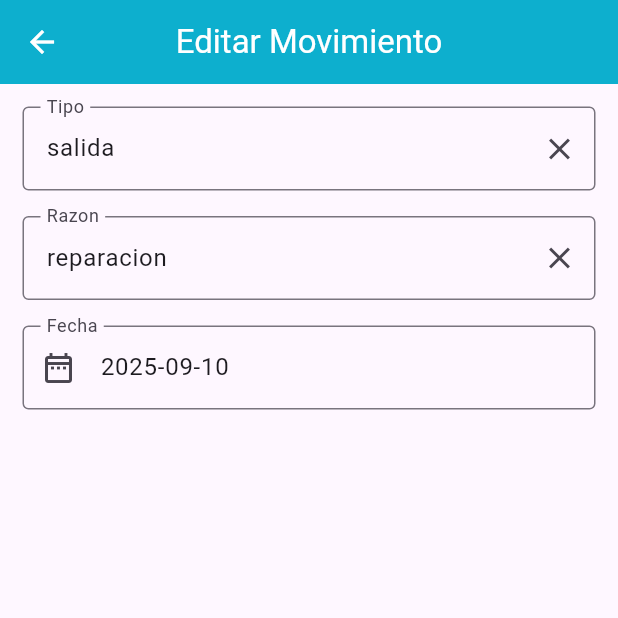
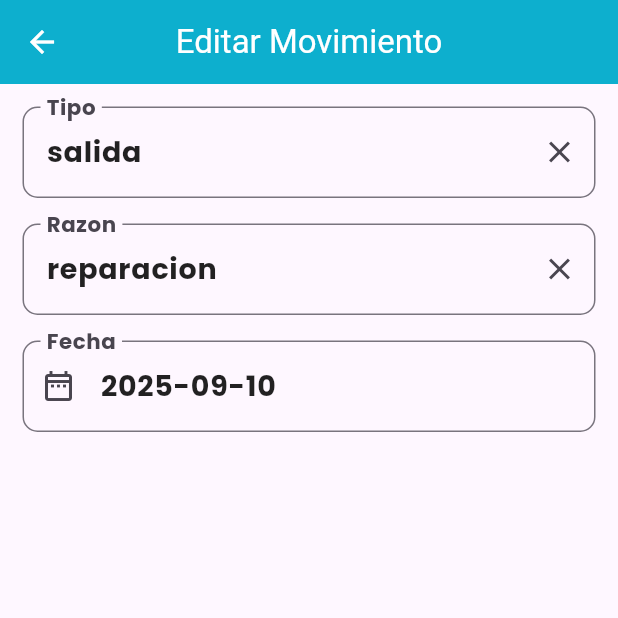
Before and after one commit to DanielCastroPerez/AztekApp, a Flutter app: the screen it shows after launch, item 3 of the bottom bar chosen, after a tap on the "edit" icon, on a phone screen of 412 x 824 dp, the top half of it. Run offline on Flutter 3.47's test engine with Material 3 defaults, Android fonts, the phone set to English and light mode, and no system bars; our stand-ins replace google_fonts.

Commit message:
feat: Se agregó color a las pantallas, se corrigieron los botones y se mejoraron los formularios

```diff
--- a/lib/main.dart
+++ b/lib/main.dart
@@ -1,4 +1,5 @@
 import 'package:aztekapp/presentation/screens/Home.dart';
+import 'package:google_fonts/google_fonts.dart';
 import 'package:flutter/material.dart';
 
 void main() {
@@ -18,6 +19,25 @@ class MyApp extends StatelessWidget {
           foregroundColor: Colors.white,
           elevation: 8,
         ),
+        textTheme: GoogleFonts.poppinsTextTheme(
+          TextTheme(
+            // displayLarge: TextStyle(// Para los appBar
+            //   color: Colors.black87,
+            //   fontWeight: FontWeight.bold,
+            //   fontSize: 60.0,
+            // ),
+            bodyLarge: TextStyle( // Para los titles de ListTilte
+              color: Colors.black87,
+              fontWeight: FontWeight.bold,
+              fontSize: 19.0,
+            ),
+            bodyMedium: TextStyle( // para el resto de la lista
+              color: Colors.black87,
+              fontWeight: FontWeight.bold,
+              fontSize: 15.0
+            )
+          )
+        ),
 
       ),
       home: HomeScreen(),
--- a/lib/presentation/screens/Home.dart
+++ b/lib/presentation/screens/Home.dart
@@ -30,7 +30,6 @@ class _HomeScreenState extends State<HomeScreen> {
   Widget build(BuildContext context) {
     return Scaffold(
       appBar: AppBar(
-        backgroundColor: Colors.blue,
         title: Text("Almacen Aztek", style: TextStyle(fontSize: 24.0)),
         centerTitle: true, // despues agregar las extencion de googlefont
       ),
--- a/lib/presentation/screens/Items_screen.dart
+++ b/lib/presentation/screens/Items_screen.dart
@@ -1,5 +1,6 @@
 import 'package:aztekapp/data/datasources/almacen_remote_datasource.dart';
 import 'package:aztekapp/presentation/screens/forms/form_ItemEditForm.dart';
+import 'package:aztekapp/presentation/widgets/backgroundcontainer.dart';
 import 'package:flutter/material.dart';
 
 class ItemsScreen extends StatefulWidget {
@@ -32,10 +33,15 @@ class _ItemsScreenState extends State<ItemsScreen> {
       return Center(child: CircularProgressIndicator());
     }
     return Scaffold(
-      body: ListView.builder(
+      body: Backgroundcontainer(
+        child: ListView.builder(
           itemCount: _items.length,
           itemBuilder: (context, index) {
             final item = _items[index];
+            final nameItem = item["nombre"];
+            final typeItem = item["tipo"];
+            final providerItem = item["proveedor"];
+            final priceItem = item["precio"];
             return Card(
               margin: EdgeInsets.all(8.0),
               elevation: 4,
@@ -43,13 +49,14 @@ class _ItemsScreenState extends State<ItemsScreen> {
                 children: [
                   ListTile(
                     leading: Icon(Icons.build, color: Colors.blue),
-                  title: Text(
-                    " Tipo: ${item["tipo"]}\n Estado: ${item["estado"]}\n Provedor: ${item["proveedor"]}\n Precio: ${item["precio"]}",
+                    title: Text("$nameItem"),
+                    subtitle: Text(
+                      "Tipo: $typeItem\nProvedor: $providerItem\nPrecio: \$$priceItem",
                     ),
-                ),
-                Row(
+                    trailing: Row(
                       mainAxisAlignment: MainAxisAlignment.end,
-                  children: [
+                      mainAxisSize: MainAxisSize.min,
+                      children: <Widget>[
                         IconButton(
                           icon: Icon(Icons.edit, color: Colors.orange),
                           tooltip: "Editar este elemento",
@@ -57,11 +64,11 @@ class _ItemsScreenState extends State<ItemsScreen> {
                             Navigator.push(
                               context,
                               MaterialPageRoute(
-                            builder: (context) => PageItemeditform(item: item),
+                                builder: (context) =>
+                                    PageItemeditform(item: item),
                               ),
                             );
                             debugPrint("Editando item $item");
-
                           },
                         ),
                         IconButton(
@@ -73,10 +80,15 @@ class _ItemsScreenState extends State<ItemsScreen> {
                         ),
                       ],
                     ),
+                    onTap: () { //Pendientes: ESTE REPLICARLO EN EMPOYEE, MOVEMENTS PARA MOSTRAR TODA LA INFORMACION EN UN A PANTALLA O CUADRITO
+                      debugPrint("QUIERE VER MAS INFORMACION");
+                    },
+                  ),
                 ],
               ),
             );
           },
+        ),
       ),
       floatingActionButton: FloatingActionButton(
         onPressed: () {
--- a/lib/presentation/screens/forms/form_MovementEditForm.dart
+++ b/lib/presentation/screens/forms/form_MovementEditForm.dart
@@ -31,8 +31,6 @@ class _PageMovementeditformState extends State<PageMovementeditform> {
       appBar: AppBar(title: Text("Editar Movimiento"), centerTitle: true),
       body: Padding(
         padding: EdgeInsets.all(15.0),
-        child: Container(
-          decoration: BoxDecoration(borderRadius: BorderRadius.circular(13.0)),
         child: Column(
           children: [
             TextField(
@@ -40,7 +38,7 @@ class _PageMovementeditformState extends State<PageMovementeditform> {
               decoration: InputDecoration(
                 labelText: "Tipo",
                 hintText: widget.movement["tipo"],
-                  border: OutlineInputBorder(),
+                border: OutlineInputBorder(borderRadius: BorderRadius.circular(10.0)),
                 suffixIcon: IconButton(
                   onPressed: () {
                     //
@@ -57,7 +55,7 @@ class _PageMovementeditformState extends State<PageMovementeditform> {
               decoration: InputDecoration(
                 labelText: "Razon",
                 hintText: widget.movement["razon"],
-                  border: OutlineInputBorder(),
+                border: OutlineInputBorder(borderRadius: BorderRadius.circular(10.0)),
                 suffixIcon: IconButton(
                   onPressed: () {
                     //
@@ -74,7 +72,7 @@ class _PageMovementeditformState extends State<PageMovementeditform> {
               decoration: InputDecoration(
                 labelText: "Fecha",
                 hintText: widget.movement["fecha"], // poner tipo date
-                  border: OutlineInputBorder(),
+                border: OutlineInputBorder(borderRadius: BorderRadius.circular(10.0)),
                 prefixIcon: IconButton(
                   onPressed: () {
                     //
@@ -87,7 +85,6 @@ class _PageMovementeditformState extends State<PageMovementeditform> {
           ],
         ),
       ),
-      ),
     );
   }
 }
--- a/lib/presentation/screens/movements_screen.dart
+++ b/lib/presentation/screens/movements_screen.dart
@@ -1,5 +1,6 @@
 import 'package:aztekapp/data/datasources/almacen_remote_datasource.dart';
 import 'package:aztekapp/presentation/screens/forms/form_MovementEditForm.dart';
+import 'package:aztekapp/presentation/widgets/backgroundcontainer.dart';
 import 'package:flutter/material.dart';
 
 class MovementsScreen extends StatefulWidget {
@@ -49,37 +50,29 @@ class _MovementsScreenState extends State<MovementsScreen> {
     return emp != null ? emp["nombre"] : "Desconocido";
   }
 
-  // Map <String,dynamic>? _listaMoviment(Map employ, Map item,Map mov){
-  //   Map<String, dynamic> Moviment = Map();
-  //   Moviment["id_articulo"]=item;
-  //   Moviment["id_empleado"]=employ;
-  //   Moviment["tipo"]=mov["tipo"];
-  //   Moviment["razon"]=mov["razon"];
-  //   Moviment["fecha"]=mov["fecha"];
-  //   return Moviment;
-  // }
-
   @override
   Widget build(BuildContext context) {
     if (_movements.isEmpty) {
       return Center(child: CircularProgressIndicator());
     }
     return Scaffold(
-      body: ListView.builder(
+      body: Backgroundcontainer(
+        child: ListView.builder(
           itemCount: _movements.length,
           itemBuilder: (context, index) {
             final mov = _movements[index];
             final item = _getItemName(mov["id_articulo"]);
-          final employ =  _getEmployeeName(mov["id_empleado"]);
+            final employ = _getEmployeeName(mov["id_empleado"]);
 
-          Map<String, dynamic> Moviment = Map(); // ESTA WEA METERLA EN UNA FUNCION
-            Moviment["id_articulo"]=item;
-            Moviment["id_empleado"]=employ;
-            Moviment["tipo"]=mov["tipo"];
-            Moviment["razon"]=mov["razon"];
-            Moviment["fecha"]=mov["fecha"];
+            Map<String, dynamic> moviment =
+                {}; // ESTA WEA METERLA EN UNA FUNCION
+            moviment["id_articulo"] = item;
+            moviment["id_empleado"] = employ;
+            moviment["tipo"] = mov["tipo"];
+            moviment["razon"] = mov["razon"];
+            moviment["fecha"] = mov["fecha"];
 
-          debugPrint("Valor  que nececito jeje ${Moviment} jeje");
+            debugPrint("Valor  que nececito jeje $moviment jeje");
             return Card(
               margin: EdgeInsets.all(8.0),
               elevation: 8.0,
@@ -90,7 +83,9 @@ class _MovementsScreenState extends State<MovementsScreen> {
                       mov["tipo"] == "entrada"
                           ? Icons.arrow_downward_sharp
                           : Icons.arrow_upward_sharp,
-                    color: mov["tipo"] == "entrada" ? Colors.green : Colors.red,
+                      color: mov["tipo"] == "entrada"
+                          ? Colors.green
+                          : Colors.red,
                     ),
                     title: Text(
                       "${mov["tipo"].toUpperCase()} - ${employ.toString()}",
@@ -98,10 +93,10 @@ class _MovementsScreenState extends State<MovementsScreen> {
                     subtitle: Text(
                       "Razon :${mov["razon"].toUpperCase()}\nFecha ${mov["fecha"]}\nEmpleado: ${item.toString()}",
                     ),
-                ),
-                Row(
+                    trailing: Row(
                       mainAxisAlignment: MainAxisAlignment.end,
-                  children: [
+                      mainAxisSize: MainAxisSize.min,
+                      children:<Widget> [
                         IconButton(
                           icon: Icon(Icons.edit, color: Colors.orange),
                           tooltip: "Editar este elemento",
@@ -109,32 +104,35 @@ class _MovementsScreenState extends State<MovementsScreen> {
                             Navigator.push(
                               context,
                               MaterialPageRoute(
-                            builder: (context) => PageMovementeditform(movement: Moviment),
+                                builder: (context) =>
+                                    PageMovementeditform(movement: moviment),
                               ),
                             );
-                        debugPrint("Editando Moviment $Moviment");
+                            debugPrint("Editando moviment $moviment");
                           },
                         ),
                         IconButton(
                           icon: Icon(Icons.delete, color: Colors.red),
                           tooltip: "Eliminar este elemento",
                           onPressed: () {
-                        debugPrint("Eliminar item $Moviment");
+                            debugPrint("Eliminar item $moviment");
                           },
                         ),
                       ],
+                    ),
                   ),
                 ],
               ),
             );
           },
         ),
-      floatingActionButton: FloatingActionButton(onPressed: (){
+      ),
+      floatingActionButton: FloatingActionButton(
+        onPressed: () {
           ///
         },
         child: Icon(Icons.add),
       ),
     );
-
   }
 }
--- a/lib/presentation/widgets/BottomNavigationBar.dart
+++ b/lib/presentation/widgets/BottomNavigationBar.dart
@@ -18,17 +18,19 @@ class ScreenBottomnavigationbar extends StatelessWidget {
         type: BottomNavigationBarType.fixed,
         selectedItemColor: Colors.blue,
         unselectedItemColor: Colors.grey,
+
+        backgroundColor: Color(0xFFB2EBF2),
         items: [
           BottomNavigationBarItem(
-            icon: Icon(Icons.inventory_2_outlined),
+            icon: Icon(Icons.inventory_2_outlined,color: Colors.black87,),
             label: "Items",
           ),
           BottomNavigationBarItem(
-            icon: Icon(Icons.people_alt_outlined),
+            icon: Icon(Icons.people_alt_outlined,color: Colors.black87,),
             label: "Employees",
           ),
           BottomNavigationBarItem(
-            icon: Icon(Icons.local_shipping_outlined),
+            icon: Icon(Icons.local_shipping_outlined,color: Colors.black87,),
             label: "Movements",
           ),
         ],
--- /dev/null
+++ b/lib/presentation/widgets/backgroundcontainer.dart
@@ -0,0 +1,34 @@
+import 'dart:math' as math;
+
+import 'package:flutter/material.dart';
+
+class Backgroundcontainer extends StatefulWidget {
+  final Widget child;
+  const Backgroundcontainer({super.key,
+  required this.child});
+
+  @override
+  State<Backgroundcontainer> createState() => _BackgroundcontainerState();
+}
+
+class _BackgroundcontainerState extends State<Backgroundcontainer> {
+  @override
+  Widget build(BuildContext context) {
+    return Container(
+      height: double.maxFinite,
+        width: double.maxFinite,
+        decoration: const BoxDecoration(
+          gradient: LinearGradient(
+            begin: Alignment.bottomRight,
+            end: Alignment.topLeft,
+            transform: GradientRotation(math.pi / 4),
+            colors: <Color>[
+              Color(0xFFE0F7FA),
+              Color(0xFFB2EBF2),
+            ],
+          ),
+        ),
+        child: widget.child, // acordarme de que siemprel que se declare en el constructor debo poner widget
+    );
+  }
+}
--- a/pubspec.yaml
+++ b/pubspec.yaml
@@ -34,6 +34,7 @@ dependencies:
   # The following adds the Cupertino Icons font to your application.
   # Use with the CupertinoIcons class for iOS style icons.
   cupertino_icons: ^1.0.8
+  google_fonts: ^6.3.2
 
 dev_dependencies:
   flutter_test:
```
Also changed, not shown: lib/presentation/screens/employees_screen.dart (+16 -10 lines), lib/presentation/screens/forms/form_EmployeeEditForm.dart (+5 -8 lines), lib/presentation/screens/forms/form_ItemEditForm.dart (+7 -13 lines), lib/presentation/widgets/ShowEditItemDialog.dart (deleted, +0 -41 lines), lib/presentation/widgets/listView_items.dart (+2 -12 lines), pubspec.lock, 1 other file. Lines whose indentation alone changed are shown as unchanged.
